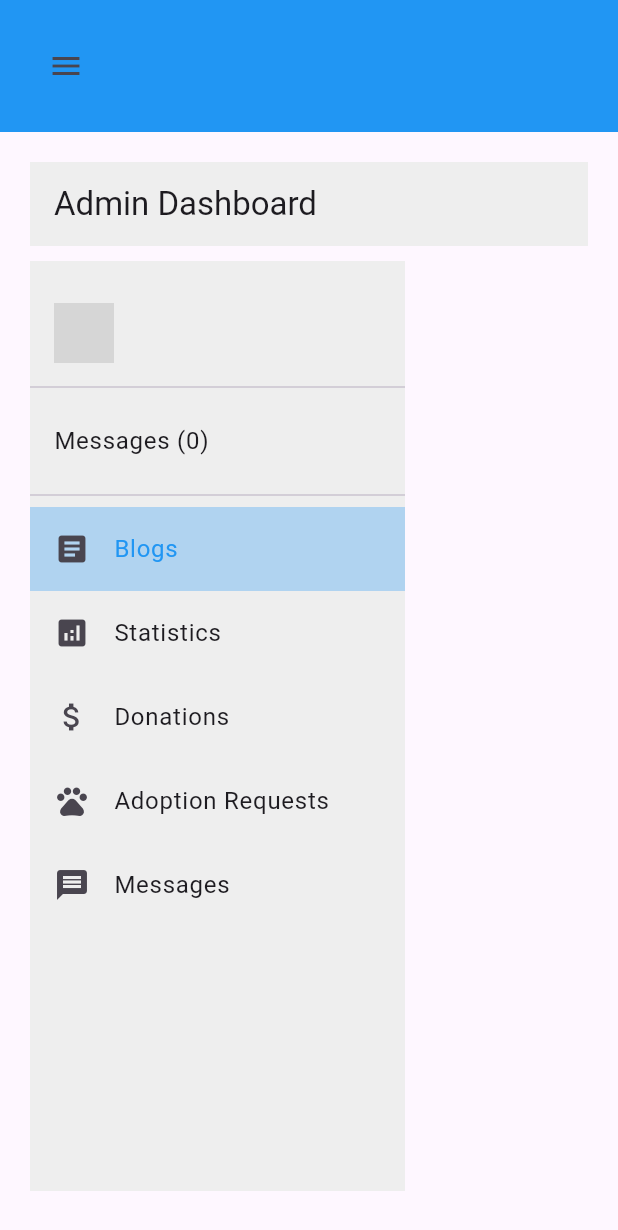
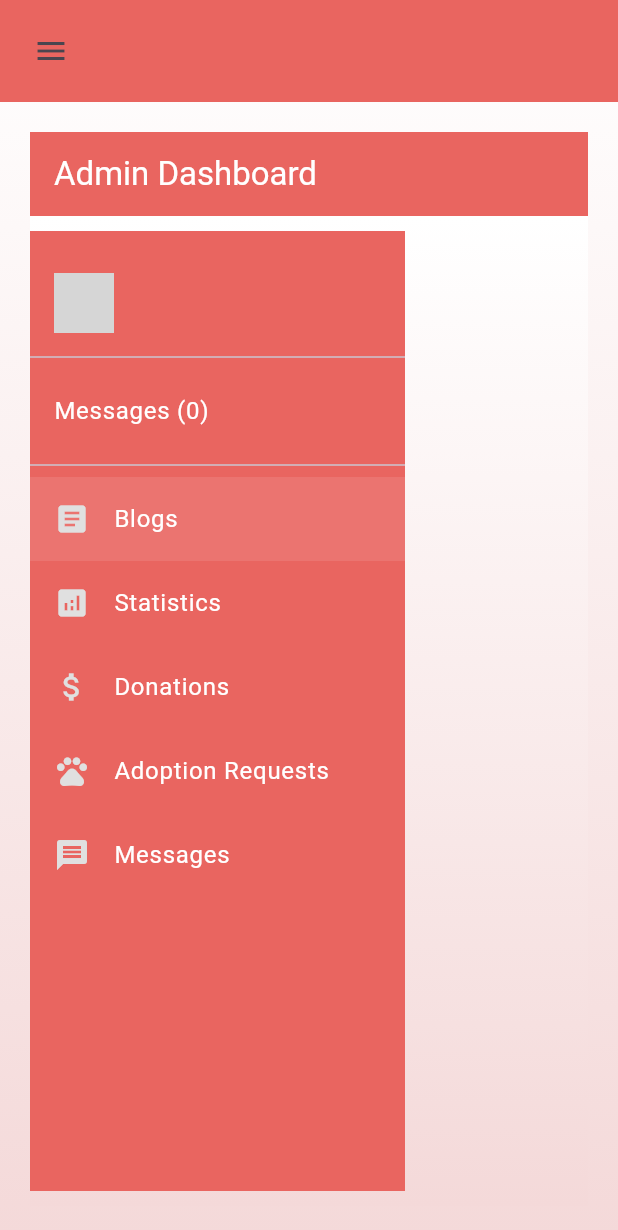
Before and after one commit to Dikitanan/Haciendog_AdoptionApp, a Flutter app: the AdminDashboard screen opened directly, on a phone screen of 412 x 824 dp. Shown: the top 1230 px of the screen. Run offline on Flutter 3.47's test engine with Material 3 defaults, Android fonts, the phone set to English and light mode, and no system bars; our stand-ins replace animated_text_kit, cached_network_image, carousel_slider, cloud_firestore, file_picker, firebase_auth and 8 more; accounts and stored records are empty; network calls fail; project files that could hold a hidden picture were left out; grey boxes are pictures that could not be loaded.

Commit message:
designkonti

```diff
--- a/lib/admin/admin_dashboard.dart
+++ b/lib/admin/admin_dashboard.dart
@@ -12,6 +12,8 @@ class AdminDashboard extends StatefulWidget {
 
 class _AdminDashboardState extends State<AdminDashboard> {
   String _currentBody = 'welcome';
+  Color _activeColor =
+      Color.fromARGB(255, 239, 152, 149); // Define active button color
 
   void _navigateToBlogsAdmin() {
     setState(() {
@@ -40,12 +42,23 @@ class _AdminDashboardState extends State<AdminDashboard> {
   @override
   Widget build(BuildContext context) {
     return Scaffold(
-      body: Column(
+      body: Container(
+        decoration: BoxDecoration(
+          gradient: LinearGradient(
+            begin: Alignment.bottomCenter,
+            end: Alignment.topCenter,
+            colors: [
+              Color.fromARGB(255, 244, 217, 217),
+              Colors.white,
+            ],
+          ),
+        ),
+        child: Column(
           crossAxisAlignment: CrossAxisAlignment.start,
           children: [
             Container(
-            padding: EdgeInsets.all(20),
-            color: Colors.blue, // Set navigation bar background color
+              padding: EdgeInsets.all(10),
+              color: Color(0xFFE96560), // Set navigation bar background color
               child: Row(
                 mainAxisAlignment: MainAxisAlignment.spaceBetween,
                 children: [
@@ -71,6 +84,7 @@ class _AdminDashboardState extends State<AdminDashboard> {
             ),
           ],
         ),
+      ),
       drawer: MediaQuery.of(context).size.width <= 600 ? _buildDrawer() : null,
     );
   }
@@ -78,32 +92,40 @@ class _AdminDashboardState extends State<AdminDashboard> {
   List<Widget> _buildWideScreenNavButtons() {
     return [
       _buildNavButton(
-        onPressed: _resetBody, // Reset the body
-        icon: Icons.home, // Use home icon for resetting
+        onPressed: _resetBody,
+        icon: Icons.home,
         label: 'Home',
         isFirst: true,
+        isActive: _currentBody == 'welcome', // Check if home is active
       ),
       _buildNavButton(
         onPressed: _navigateToCreatePetProfile,
         icon: Icons.pets,
         label: 'Create Pet Profile',
+        isActive: _currentBody ==
+            'create_pet_profile', // Check if create pet profile is active
       ),
       _buildNavButton(
         onPressed: _navigateToAnimalList,
         icon: Icons.list,
         label: 'Animal Lists',
+        isActive:
+            _currentBody == 'animal_list', // Check if animal list is active
       ),
       _buildNavButton(
         onPressed: _navigateToBlogsAdmin,
         icon: Icons.post_add,
         label: 'Post Blogs',
+        isActive:
+            _currentBody == 'blogs_admin', // Check if blogs admin is active
       ),
       _buildNavButton(
         onPressed: () {
-          _navigateToSettings(); // Update to navigate to Settings
+          _navigateToSettings();
         },
         icon: Icons.settings,
         label: 'Settings',
+        isActive: _currentBody == 'settings', // Check if settings is active
       ),
     ];
   }
@@ -113,29 +135,39 @@ class _AdminDashboardState extends State<AdminDashboard> {
     required IconData icon,
     required String label,
     bool isFirst = false,
+    bool isActive = false, // Added isActive parameter
   }) {
     return ElevatedButton(
       onPressed: onPressed,
       style: ElevatedButton.styleFrom(
-        foregroundColor: Colors.blue,
-        backgroundColor: Colors.transparent,
-        padding: EdgeInsets.all(20),
+        foregroundColor: _activeColor,
+        backgroundColor: isActive
+            ? _activeColor
+            : Color(0xFFE96560), // Set text color based on isActive
+        padding: EdgeInsets.symmetric(vertical: 17, horizontal: 25),
         shape: RoundedRectangleBorder(
-          borderRadius: BorderRadius.circular(10),
-          side: BorderSide(color: Colors.white), // Add border
+          borderRadius: BorderRadius.circular(8),
+          side: BorderSide(color: Colors.white),
         ),
       ),
       child: Row(
         children: [
           Icon(
             icon,
-            size: 40,
-            color: Colors.white,
+            size: 30,
+            color: isActive
+                ? Colors.white
+                : Colors.white, // Set icon color based on isActive
           ),
-          SizedBox(width: 10),
+          SizedBox(width: 8),
           Text(
             label,
-            style: TextStyle(fontSize: 16, color: Colors.white),
+            style: TextStyle(
+              fontSize: 14,
+              color: isActive
+                  ? Colors.white
+                  : Colors.white, // Set text color based on isActive
+            ),
           ),
         ],
       ),
@@ -149,7 +181,7 @@ class _AdminDashboardState extends State<AdminDashboard> {
         children: [
           DrawerHeader(
             decoration: BoxDecoration(
-              color: Colors.blue,
+              color: const Color.fromARGB(255, 255, 255, 255),
             ),
             child: Text(
               'Menu',
@@ -190,7 +222,7 @@ class _AdminDashboardState extends State<AdminDashboard> {
           ListTile(
             title: Text('Settings'),
             onTap: () {
-              _navigateToSettings(); // Update to navigate to Settings
+              _navigateToSettings();
               Navigator.pop(context);
             },
           ),
@@ -205,7 +237,7 @@ class _AdminDashboardState extends State<AdminDashboard> {
         return PetProfileForm();
       case 'animal_list':
         return AnimalList();
-      case 'settings': // Add case for settings
+      case 'settings':
         return AdminSettingsForm();
       case 'blogs_admin':
         return BlogsAdmin();
--- a/lib/admin/admin_home_widgets/leftsidebar.dart
+++ b/lib/admin/admin_home_widgets/leftsidebar.dart
@@ -34,14 +34,18 @@ class _LeftSideBarState extends State<LeftSideBar> {
   Widget build(BuildContext context) {
     return Container(
       width: 250,
-      color: Colors.grey[200],
+      color: Color(0xFFE96560),
       child: ListView(
         padding: EdgeInsets.symmetric(vertical: 20),
         children: <Widget>[
           ListTile(
             title: Text(
               widget.userName ?? 'User Name not available',
-              style: TextStyle(fontWeight: FontWeight.bold, fontSize: 18),
+              style: TextStyle(
+                fontWeight: FontWeight.bold,
+                fontSize: 18,
+                color: Colors.grey[300],
+              ),
             ),
             leading: CircleAvatar(
               backgroundImage: widget.userProfilePicture != null
@@ -59,7 +63,9 @@ class _LeftSideBarState extends State<LeftSideBar> {
                     'Messages (loading...)',
                     style: TextStyle(
                       fontSize: 16,
-                      color: _selectedMenu == 'Messages' ? Colors.blue : null,
+                      color: _selectedMenu == 'Messages'
+                          ? Color.fromARGB(255, 241, 136, 132)
+                          : null,
                     ),
                   ),
                   onTap: () {
@@ -73,7 +79,9 @@ class _LeftSideBarState extends State<LeftSideBar> {
                     'Messages ($messageCount)',
                     style: TextStyle(
                       fontSize: 16,
-                      color: _selectedMenu == 'Messages' ? Colors.blue : null,
+                      color: _selectedMenu == 'Messages'
+                          ? Colors.white
+                          : Colors.white,
                     ),
                   ),
                   onTap: () {
@@ -87,7 +95,8 @@ class _LeftSideBarState extends State<LeftSideBar> {
           for (var menu in _sortedMenus())
             Container(
               color: menu == _selectedMenu
-                  ? Colors.blue.withOpacity(0.3) // Color when selected
+                  ? Color.fromARGB(255, 239, 152, 149)
+                      .withOpacity(0.3) // Color when selected
                   : null,
               child: ListTile(
                 title: Text(
@@ -95,8 +104,10 @@ class _LeftSideBarState extends State<LeftSideBar> {
                   style: TextStyle(
                     fontSize: 16,
                     color: menu == _selectedMenu
-                        ? Colors.blue // Text color when selected
-                        : null, // Default text color
+                        ? const Color.fromARGB(
+                            255, 255, 255, 255) // Text color when selected
+                        : const Color.fromARGB(
+                            255, 255, 255, 255), // Default text color
                   ),
                 ),
                 leading: _getMenuIcon(menu),
@@ -150,15 +161,32 @@ class _LeftSideBarState extends State<LeftSideBar> {
   Widget? _getMenuIcon(String menu) {
     switch (menu.toLowerCase()) {
       case 'statistics':
-        return Icon(Icons.analytics);
+        return Container(
+          child: Icon(
+            Icons.analytics,
+            color: Colors.grey[300],
+          ),
+        );
       case 'blogs':
-        return Icon(Icons.article);
+        return Icon(
+          Icons.article,
+          color: Colors.grey[300],
+        );
       case 'donations':
-        return Icon(Icons.attach_money);
+        return Icon(
+          Icons.attach_money,
+          color: Colors.grey[300],
+        );
       case 'adoption requests':
-        return Icon(Icons.pets);
+        return Icon(
+          Icons.pets,
+          color: Colors.grey[300],
+        );
       case 'messages':
-        return Icon(Icons.message);
+        return Icon(
+          Icons.message,
+          color: Colors.grey[300],
+        );
       default:
         return null;
     }
--- a/lib/admin/adminhome.dart
+++ b/lib/admin/adminhome.dart
@@ -56,14 +56,29 @@ class _AdminHomeState extends State<AdminHome> {
   @override
   Widget build(BuildContext context) {
     return Scaffold(
+      backgroundColor: Color.fromARGB(255, 247, 210, 209),
       appBar: AppBar(
-        backgroundColor: Colors.grey[200],
-        title: Text('Admin Dashboard'),
+        backgroundColor: Color(0xFFE96560),
+        title: Text(
+          'Admin Dashboard',
+          style: TextStyle(color: const Color.fromARGB(255, 255, 255, 255)),
+        ),
         bottomOpacity: 100,
       ),
       body: isLoading
           ? Center(child: CircularProgressIndicator())
-          : Padding(
+          : Container(
+              decoration: BoxDecoration(
+                gradient: LinearGradient(
+                  begin: Alignment.bottomCenter,
+                  end: Alignment.topCenter,
+                  colors: [
+                    Color.fromARGB(255, 244, 217, 217),
+                    Colors.white,
+                  ],
+                ),
+              ),
+              child: Padding(
                 padding: const EdgeInsets.symmetric(vertical: 10),
                 child: Row(
                   children: [
@@ -103,6 +118,7 @@ class _AdminHomeState extends State<AdminHome> {
                   ],
                 ),
               ),
+            ),
     );
   }
 }
```
Also changed, not shown: lib/features/app/splash_screen/splash_screen.dart (+14 -7 lines). Lines whose indentation alone changed are shown as unchanged.
